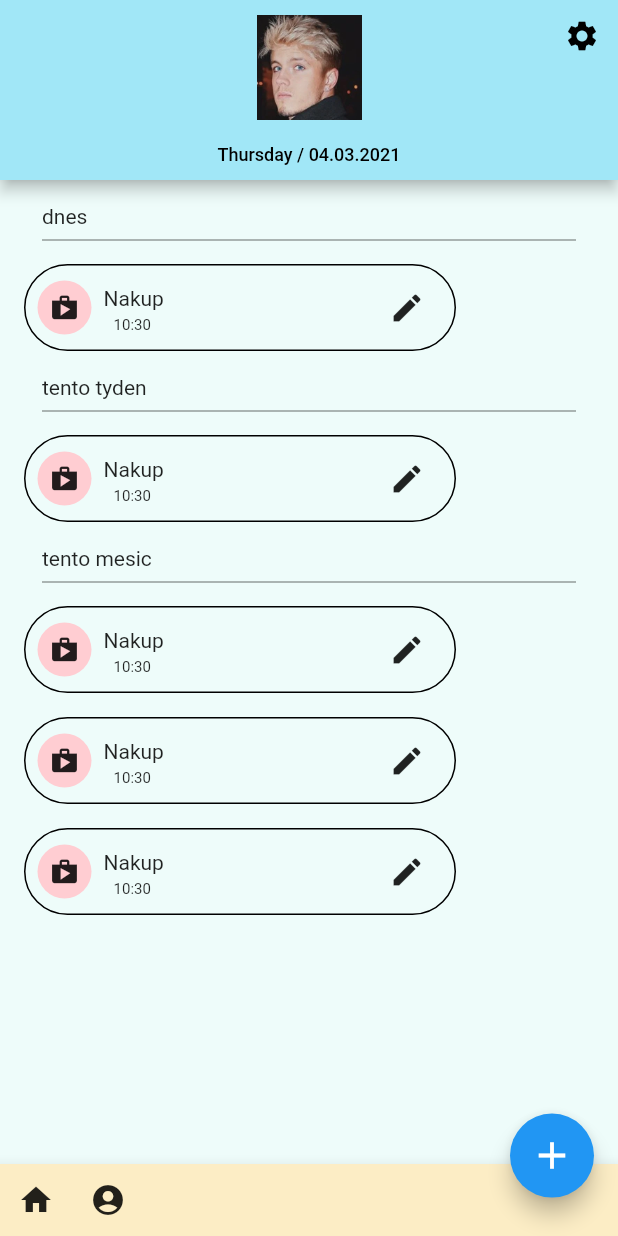
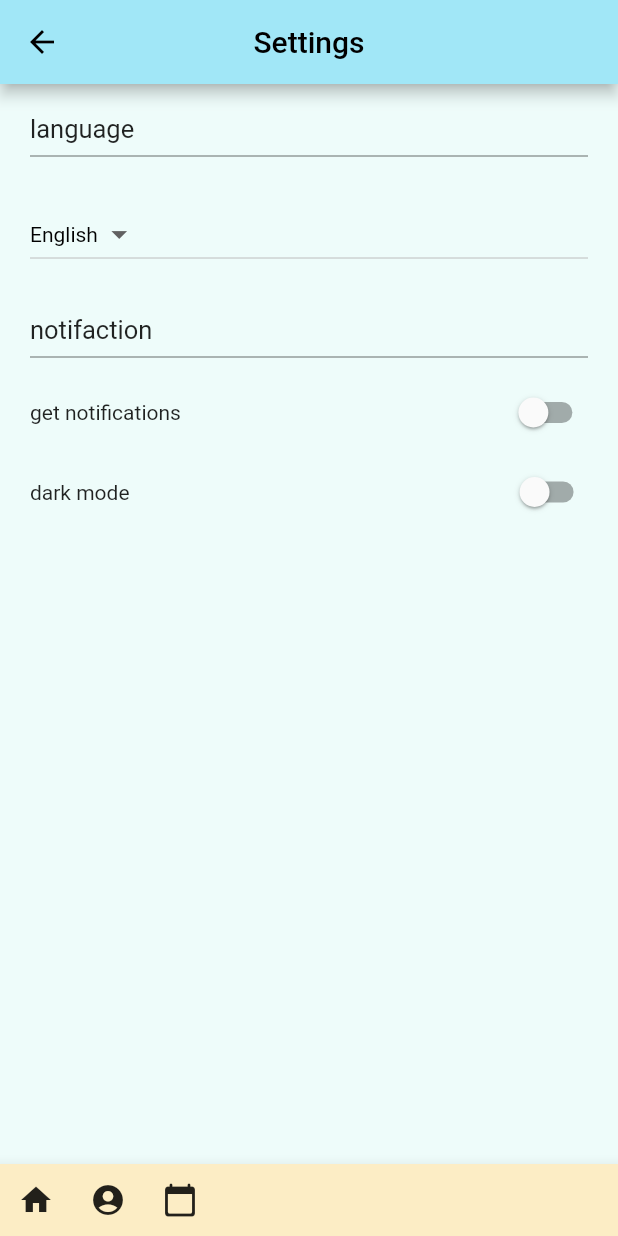
Before and after one commit to kurzmoment/TODO-LIST-PROJECT, a Flutter app: the screen it shows after launch, after a tap on the "settings" icon, on a phone screen of 412 x 824 dp. Run offline on Flutter 3.47's test engine with Material 2 defaults, Android fonts, the phone set to English and light mode, and no system bars; our stand-ins replace backdrop, page_transition, syncfusion_flutter_calendar.

Commit message:
pridana funkce pro Sett,Cal,Home + pubspec

```diff
--- a/lib/home.dart
+++ b/lib/home.dart
@@ -1,20 +1,34 @@
+import 'package:backdrop/backdrop.dart';
+import 'package:page_transition/page_transition.dart';
 import 'package:flutter/material.dart';
 import 'package:intl/intl.dart';
+import 'package:todoList/ui/listOfActivities.dart';
+import 'package:todoList/ui/settings.dart';
 
 import 'hexcolor.dart';
 import 'package:todoList/ui/activities.dart';
+import 'package:todoList/ui/addBackdrop.dart';
 
 class HomeScreen extends StatelessWidget {
+  @override
+  Widget build(BuildContext context) {
+    return MaterialApp(
+      home: Home(),
+    );
+  }
+}
+
+class Home extends StatelessWidget {
   final colorBottom = HexColor('FCEDC5');
   final colorActivity = HexColor('FF0000');
+  final colorBody = HexColor('EEFCFA');
   final colorTop = HexColor('A1E7F7');
   static var date = DateTime.now();
   var dateFormat = DateFormat('EEEE / dd.MM.yyyy').format(date);
   @override
   Widget build(BuildContext context) {
-    return MaterialApp(
-      home: Scaffold(
-        backgroundColor: HexColor('EEFCFA'),
+    return Scaffold(
+      backgroundColor: colorBody,
       appBar: AppBar(
         toolbarHeight: 120,
         title: Column(
@@ -47,7 +61,20 @@ class HomeScreen extends StatelessWidget {
             alignment: Alignment(0, -0.9),
             icon: const Icon(Icons.settings),
             color: Colors.black,
-              onPressed: () => debugPrint('StisknutoTlacitko'),
+            onPressed: () {
+              Navigator.push(
+                context,
+                PageTransition(
+                  alignment: Alignment.bottomCenter,
+                  duration: Duration(milliseconds: 300),
+                  reverseDuration: Duration(milliseconds: 300),
+                  curve: Curves.easeInOut,
+                  type: PageTransitionType.rightToLeft,
+                  child: Settings(),
+                  childCurrent: this,
+                ),
+              );
+            },
           ),
         ],
       ),
@@ -68,6 +95,13 @@ class HomeScreen extends StatelessWidget {
               icon: Icon(Icons.account_circle),
               onPressed: () => debugPrint('Account'),
             ),
+            IconButton(
+              icon: Icon(Icons.calendar_today_rounded),
+              onPressed: () {
+                Navigator.of(context).push(MaterialPageRoute(
+                    builder: (context) => ListOfActivities()));
+              },
+            ),
           ],
         ),
       ),
@@ -77,10 +111,16 @@ class HomeScreen extends StatelessWidget {
             Icons.add,
             size: 30,
           ),
-            onPressed: () => debugPrint('Floating action button was pressed'),
+          onPressed: () {
+            Navigator.of(context).push(
+              MaterialPageRoute(
+                // ZATIM PRILIS NEFUNGUJE
+                builder: (context) => AddAct(),
+              ),
+            );
+          },
         ),
         alignment: Alignment(1, 1.1),
-        ),
       ),
     );
   }
--- /dev/null
+++ b/lib/ui/settings.dart
@@ -0,0 +1,177 @@
+import 'package:flutter/material.dart';
+import 'package:todoList/home.dart';
+import 'package:todoList/ui/listOfActivities.dart';
+
+import '../hexcolor.dart';
+
+class Settings extends StatelessWidget {
+  final colorTop = HexColor('A1E7F7');
+  final colorBottom = HexColor('FCEDC5');
+  final colorActivity = HexColor('FF0000');
+  final colorBody = HexColor('EEFCFA');
+  @override
+  Widget build(BuildContext context) {
+    return Scaffold(
+      backgroundColor: colorBody,
+      appBar: AppBar(
+        iconTheme: IconThemeData(color: Colors.black),
+        backgroundColor: colorTop,
+        centerTitle: true,
+        title: Text(
+          'Settings',
+          style: TextStyle(
+            color: Colors.black,
+          ),
+        ),
+      ),
+      body: ListView(
+        children: [
+          Row(
+            children: [
+              Padding(
+                padding: const EdgeInsets.only(left: 20, top: 20),
+                child: Text(
+                  'language',
+                  style: TextStyle(fontSize: 17),
+                ),
+              )
+            ],
+          ),
+          Divider(
+            thickness: 1,
+            color: Colors.black38,
+            indent: 20,
+            endIndent: 20,
+          ),
+          DropDownSettings(),
+          Row(
+            children: [
+              Padding(
+                padding: const EdgeInsets.only(left: 20, top: 30),
+                child: Text(
+                  'notifaction',
+                  style: TextStyle(fontSize: 17),
+                ),
+              )
+            ],
+          ),
+          Divider(
+            thickness: 1,
+            color: Colors.black38,
+            indent: 20,
+            endIndent: 20,
+          ),
+          Row(
+            children: [
+              Padding(
+                padding: const EdgeInsets.only(left: 20, top: 5),
+                child: Text('get notifications'),
+              ),
+              Padding(
+                padding: const EdgeInsets.only(left: 215, top: 5),
+                child: SwitcherSettings(),
+              ),
+            ],
+          ),
+          Row(
+            children: [
+              Padding(
+                padding: const EdgeInsets.only(left: 20, top: 5),
+                child: Text('dark mode'),
+              ),
+              Padding(
+                padding: const EdgeInsets.only(left: 250, top: 5),
+                child: SwitcherSettings(),
+              ),
+            ],
+          ),
+        ],
+      ),
+      bottomNavigationBar: new BottomAppBar(
+        color: colorBottom,
+        child: Row(
+          mainAxisAlignment: MainAxisAlignment.start,
+          children: [
+            IconButton(
+              icon: Icon(Icons.home),
+              onPressed: () {
+                Navigator.of(context).push(
+                    MaterialPageRoute(builder: (context) => HomeScreen()));
+              },
+            ),
+            IconButton(
+              icon: Icon(Icons.account_circle),
+              onPressed: () => debugPrint('Account'),
+            ),
+            IconButton(
+              icon: Icon(Icons.calendar_today_rounded),
+              onPressed: () {
+                Navigator.of(context).push(MaterialPageRoute(
+                    builder: (context) => ListOfActivities()));
+              },
+            ),
+          ],
+        ),
+      ),
+    );
+  }
+}
+
+class DropDownSettings extends StatefulWidget {
+  @override
+  _DropDownSettingsState createState() => _DropDownSettingsState();
+}
+
+class _DropDownSettingsState extends State<DropDownSettings> {
+  String dropDownValue = 'English';
+  @override
+  Widget build(BuildContext context) {
+    return Padding(
+      padding: const EdgeInsets.only(left: 20, top: 20, right: 20),
+      child: DropdownButton<String>(
+        value: dropDownValue,
+        icon: Icon(Icons.arrow_drop_down_outlined),
+        iconSize: 25,
+        elevation: 15,
+        style: TextStyle(color: Colors.black),
+        onChanged: (String newValue) {
+          setState(() {
+            dropDownValue = newValue;
+          });
+        },
+        items: <String>['English', 'Cestina']
+            .map<DropdownMenuItem<String>>((String value) {
+          return DropdownMenuItem<String>(
+            value: value,
+            child: Text(value),
+          );
+        }).toList(),
+      ),
+    );
+  }
+}
+
+class SwitcherSettings extends StatefulWidget {
+  @override
+  _SwitcherSettingsState createState() => _SwitcherSettingsState();
+}
+
+class _SwitcherSettingsState extends State<SwitcherSettings> {
+  bool isSwitched = false;
+  @override
+  Widget build(BuildContext context) {
+    return Switch(
+      value: isSwitched,
+      onChanged: (value) {
+        setState(
+          () {
+            isSwitched = value;
+            print(isSwitched);
+          },
+        );
+      },
+      activeTrackColor: Colors.lightGreenAccent,
+      activeColor: Colors.green,
+    );
+  }
+}
--- a/pubspec.yaml
+++ b/pubspec.yaml
@@ -29,6 +29,9 @@ dependencies:
   # Use with the CupertinoIcons class for iOS style icons.
   cupertino_icons: ^1.0.0
   intl: ^0.16.1
+  backdrop: ^0.5.3
+  page_transition: ^1.1.7+6
+  syncfusion_flutter_calendar: ^18.4.46
 
 dev_dependencies:
   flutter_test:
```
Also changed, not shown: lib/ui/addBackdrop.dart (added, +13 -0 lines), lib/ui/listOfActivities.dart (added, +68 -0 lines), pubspec.lock, 1 other file. Lines whose indentation alone changed are shown as unchanged.
